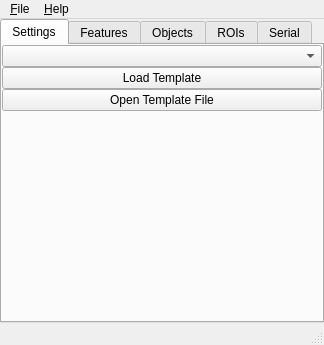
Qt form ui/mainUi.ui (wonkoderverstaendige/Spotter) before a commit.
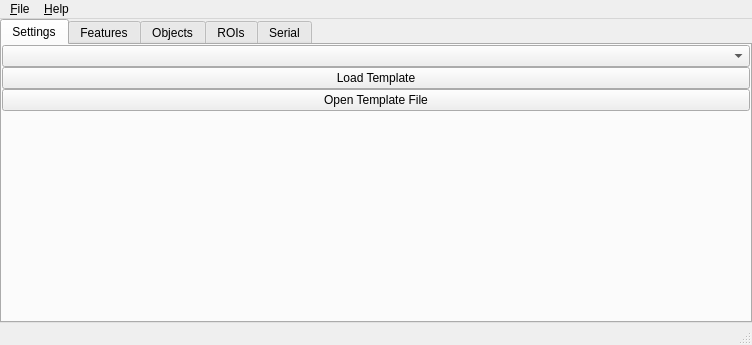
The same form after that commit. Icons and pictures are not drawn.

Diff of the .ui file:
```diff
--- a/ui/mainUi.ui
+++ b/ui/mainUi.ui
@@ -6,7 +6,7 @@
    <rect>
     <x>0</x>
     <y>0</y>
-    <width>324</width>
+    <width>752</width>
     <height>345</height>
    </rect>
   </property>
@@ -360,7 +360,7 @@
     <rect>
      <x>0</x>
      <y>0</y>
-     <width>324</width>
+     <width>752</width>
      <height>21</height>
     </rect>
    </property>
```
